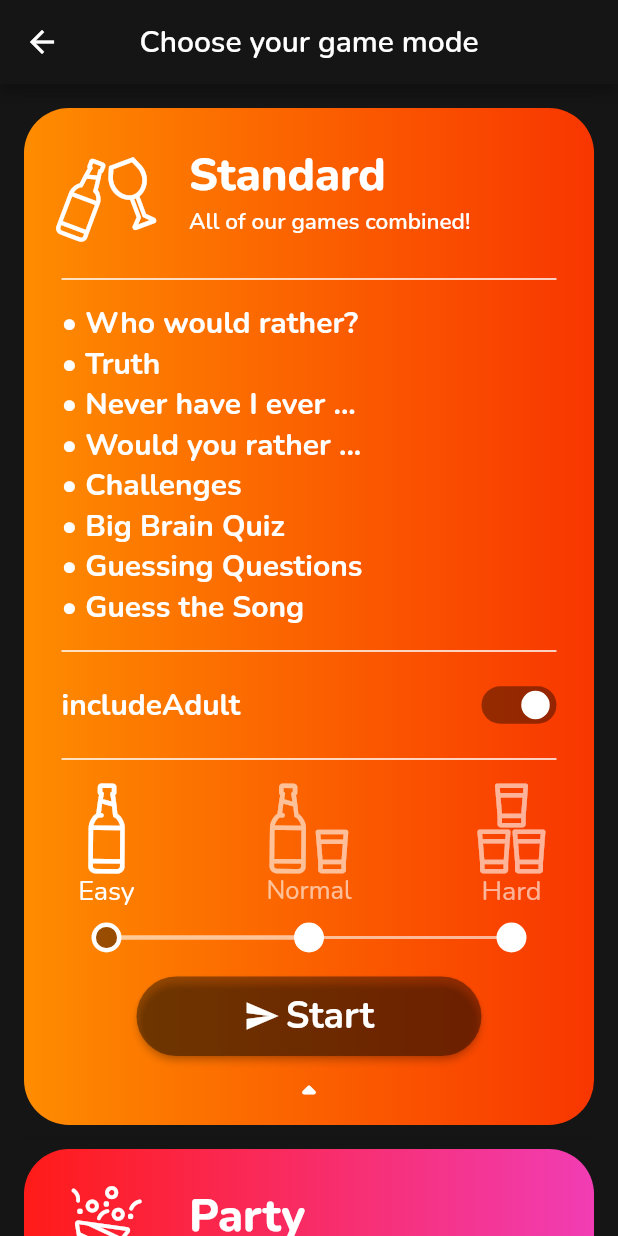
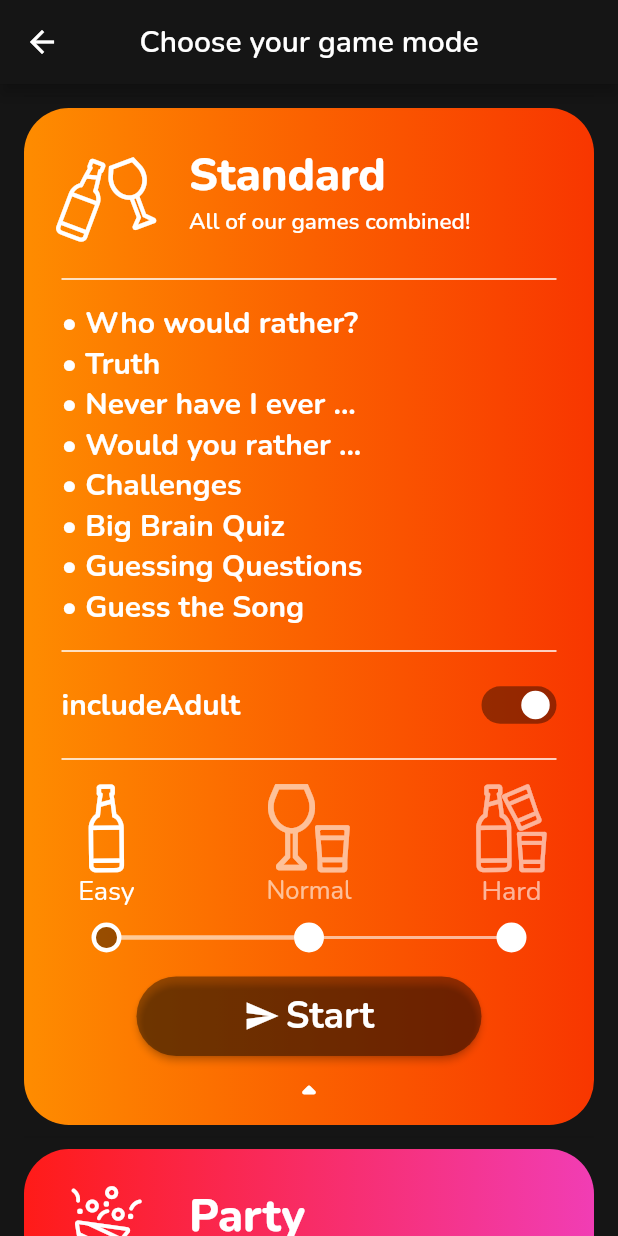
Before and after one commit to tooxo/Drinkr, a Flutter app: the GameMode screen opened directly with empty values, after a tap on "Standard", on a phone screen of 412 x 824 dp. Run offline on Flutter 3.47's test engine with Material 2 defaults, Android fonts, the light colour scheme and no system bars; drawn by our look-alikes of auto_size_text, expandable, progress_state_button; our stand-ins replace audioplayers, cached_network_image, connectivity, easy_localization, flutter_localized_locales, flutter_spinkit and 8 more; missing offline and left inert: assorted_layout_widgets, audiowaveformFlutter, circular_reveal_animation, in_app_purchase_android, overlay_dialog, pedantic; accounts and stored records are empty; project files that could hold a hidden picture were left out.

Commit message:
fixed some issues

```diff
--- a/lib/main.dart
+++ b/lib/main.dart
@@ -13,7 +13,7 @@
 import 'package:hive_flutter/hive_flutter.dart';
 
 const bool adsEnabled =
-    bool.fromEnvironment("ADS_ENABLED", defaultValue: false);
+bool.fromEnvironment("ADS_ENABLED", defaultValue: false);
 
 void main() async {
   checkAdVariables();
@@ -23,7 +23,7 @@
     final licenseGFont = await rootBundle.loadString("assets/licenses/OFL.txt");
     yield LicenseEntryWithLineBreaks(['google_fonts'], licenseGFont);
     final licenseIcon =
-        await rootBundle.loadString("assets/licenses/flaticon.txt");
+    await rootBundle.loadString("assets/licenses/flaticon.txt");
     yield LicenseEntryWithLineBreaks(["icons (flaticon)"], licenseIcon);
   });
   await Hive.initFlutter("storage");
@@ -49,6 +49,7 @@
     path: 'assets/i18n',
     fallbackLocale: Locale('en', 'US'),
     useOnlyLangCode: true,
+
     // preloaderColor: Color.fromRGBO(255, 111, 0, 1),
     child: MyApp(),
   ));
--- a/lib/menus/setting.dart
+++ b/lib/menus/setting.dart
@@ -331,7 +331,7 @@
                                         state: adButtonState,
                                         textStyle: GoogleFonts.nunito(
                                           color: Colors.white,
-                                          fontSize: 25,
+                                          fontSize: 20,
                                           fontWeight: FontWeight.bold,
                                         ),
                                         iconedButtons: {
@@ -561,7 +561,7 @@
                                             style: GoogleFonts.nunito(
                                               color: Colors.white,
                                               fontWeight: FontWeight.bold,
-                                              fontSize: 25,
+                                              fontSize: 20,
                                             ),
                                           ).tr(),
                                         ),
@@ -649,7 +649,7 @@
                                       style: GoogleFonts.nunito(
                                         color: Colors.white,
                                         fontWeight: FontWeight.bold,
-                                        fontSize: 25,
+                                        fontSize: 20,
                                       ),
                                     ).tr(),
                                   ),
--- a/lib/utils/custom_icons.dart
+++ b/lib/utils/custom_icons.dart
@@ -13,14 +13,14 @@
   static const IconData noad =
       IconData(0xe806, fontFamily: 'OtherIcons', fontPackage: _kFontPkg);
 
-  static const IconData difHigh =
-      IconData(0xe800, fontFamily: 'AlcoholIcons', fontPackage: _kFontPkg);
-  static const IconData difLow =
-      IconData(0xe801, fontFamily: 'AlcoholIcons', fontPackage: _kFontPkg);
-  static const IconData difMed =
-      IconData(0xe802, fontFamily: 'AlcoholIcons', fontPackage: _kFontPkg);
+  static const IconData difficultyHard =
+      IconData(0xe813, fontFamily: 'AlcoholIcons', fontPackage: _kFontPkg);
+  static const IconData difficultyEasy =
+      IconData(0xe814, fontFamily: 'AlcoholIcons', fontPackage: _kFontPkg);
+  static const IconData difficultyMedium =
+      IconData(0xe815, fontFamily: 'AlcoholIcons', fontPackage: _kFontPkg);
   static const IconData shot =
-      IconData(0xe805, fontFamily: 'AlcoholIcons', fontPackage: _kFontPkg);
+      IconData(0xe816, fontFamily: 'AlcoholIcons', fontPackage: _kFontPkg);
 
   static const IconData gameModeStandard =
       IconData(0xe807, fontFamily: 'GameModeIcons', fontPackage: _kFontPkg);
--- a/lib/widgets/buy_premium.dart
+++ b/lib/widgets/buy_premium.dart
@@ -112,7 +112,7 @@
                 state: ButtonState.idle,
                 textStyle: GoogleFonts.nunito(
                   color: Colors.white,
-                  fontSize: 25,
+                  fontSize: 20,
                   fontWeight: FontWeight.bold,
                 ),
                 iconedButtons: {
--- a/lib/widgets/icon_list_tile.dart
+++ b/lib/widgets/icon_list_tile.dart
@@ -53,7 +53,6 @@
                   child: AutoSizeText(
                     title,
                     minFontSize: 25,
-
                     maxFontSize: 35,
                     group: asg,
                     style: GoogleFonts.nunito(
--- a/lib/widgets/radio_progress_indicator.dart
+++ b/lib/widgets/radio_progress_indicator.dart
@@ -1,6 +1,7 @@
 import 'dart:ui';
 
 import 'package:auto_size_text/auto_size_text.dart';
+import 'package:drinkr/utils/custom_icons.dart';
 import 'package:drinkr/widgets/custom_radio.dart';
 import 'package:flutter/material.dart';
 import 'package:google_fonts/google_fonts.dart';
@@ -16,13 +17,6 @@
 
   static const _kFontFam = 'DifficultyIcons';
   static const String? _kFontPkg = null;
-
-  static const IconData difHard =
-      IconData(0xe800, fontFamily: _kFontFam, fontPackage: _kFontPkg);
-  static const IconData difMid =
-      IconData(0xe802, fontFamily: _kFontFam, fontPackage: _kFontPkg);
-  static const IconData difEasy =
-      IconData(0xe801, fontFamily: _kFontFam, fontPackage: _kFontPkg);
 
   @override
   State<StatefulWidget> createState() => _RadioProgressIndicatorState();
@@ -113,7 +107,7 @@
                                   child: FittedBox(
                                     fit: BoxFit.fitWidth,
                                     child: Icon(
-                                      RadioProgressIndicator.difEasy,
+                                      CustomIcons.difficultyEasy,
                                       color: value,
                                       size: 60,
                                     ),
@@ -165,7 +159,7 @@
                               child: FittedBox(
                                 fit: BoxFit.fitWidth,
                                 child: Icon(
-                                  RadioProgressIndicator.difMid,
+                                  CustomIcons.difficultyMedium,
                                   color: value,
                                   size: 60,
                                 ),
@@ -220,7 +214,7 @@
                                   child: FittedBox(
                                     fit: BoxFit.fitWidth,
                                     child: Icon(
-                                      RadioProgressIndicator.difHard,
+                                      CustomIcons.difficultyHard,
                                       color: value,
                                       size: 60,
                                     ),
```
Also changed, not shown: lib/games/game.dart (+13 -11 lines), lib/games/game_controller.dart (+16 -7 lines), lib/utils/drinking.dart (+4 -12 lines), assets/fonts/AlcoholIcons.ttf, assets/fonts/DifficultyIcons.ttf, 1 other file.
